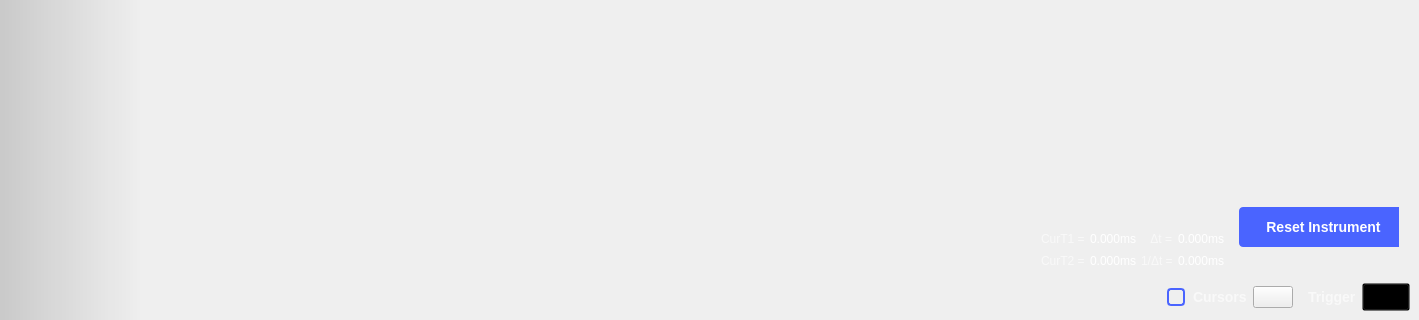
analogdevicesinc/scopy, file ui/logic_analyzer.ui: the form before one commit; both pictures show x 0 to 1419 and y 458 to 778 of the 1419 by 778 pixel window.
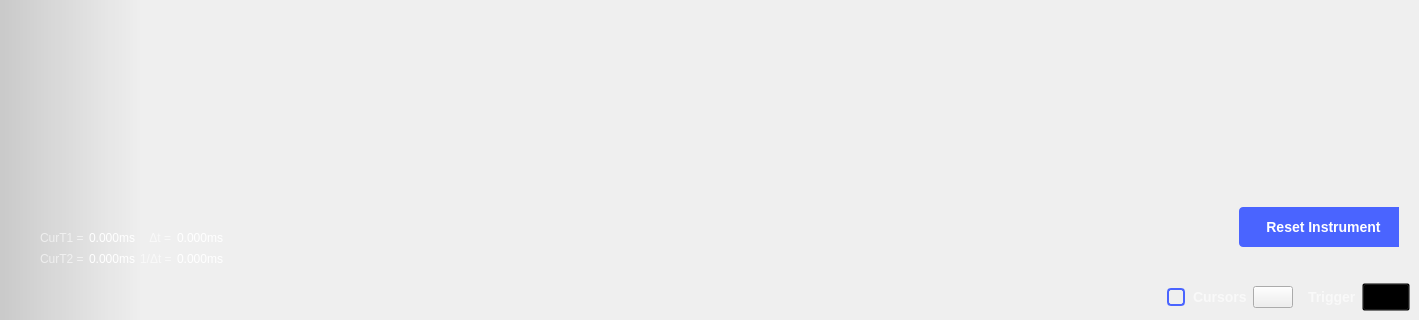
The form after the commit. Icons and pictures are not drawn. Custom widgets are drawn as their Qt base class.

Commit message: Logic Analyzer: Rearrange the plot labels to make them fit under the plot.

The edit to the form file:
```diff
--- a/ui/logic_analyzer.ui
+++ b/ui/logic_analyzer.ui
@@ -1045,36 +1045,17 @@
             </layout>
            </item>
            <item>
-            <widget class="QWidget" name="areaTimeTrigger" native="true">
-             <property name="minimumSize">
-              <size>
-               <width>0</width>
-               <height>30</height>
-              </size>
-             </property>
-             <layout class="QGridLayout" name="areaTimeTriggerLayout">
-              <property name="leftMargin">
-               <number>0</number>
-              </property>
-              <property name="topMargin">
-               <number>0</number>
-              </property>
-              <property name="rightMargin">
-               <number>0</number>
-              </property>
-              <property name="bottomMargin">
-               <number>0</number>
-              </property>
+            <layout class="QHBoxLayout" name="cursorsAndTriggerLayout">
               <property name="spacing">
                <number>0</number>
               </property>
-             </layout>
-            </widget>
-           </item>
+             <property name="topMargin">
+              <number>0</number>
+             </property>
            <item>
             <widget class="QWidget" name="cursorsStatusWidget" native="true">
              <property name="sizePolicy">
-              <sizepolicy hsizetype="Preferred" vsizetype="Preferred">
+                <sizepolicy hsizetype="Fixed" vsizetype="Preferred">
                <horstretch>0</horstretch>
                <verstretch>0</verstretch>
               </sizepolicy>
@@ -1085,10 +1066,14 @@
                <height>50</height>
               </size>
              </property>
+               <property name="maximumSize">
+                <size>
+                 <width>230</width>
+                 <height>16777215</height>
+                </size>
+               </property>
              <property name="styleSheet">
-              <string notr="true">QWidget {
-color: white;
-}</string>
+                <string notr="true">color:white</string>
              </property>
              <layout class="QGridLayout" name="gridLayout_4">
               <property name="leftMargin">
@@ -1109,7 +1094,7 @@
               <property name="verticalSpacing">
                <number>0</number>
               </property>
-              <item row="0" column="6">
+                <item row="0" column="5">
                <widget class="QLabel" name="lblCursorDiff">
                 <property name="sizePolicy">
                  <sizepolicy hsizetype="Fixed" vsizetype="Fixed">
@@ -1125,7 +1110,23 @@
                 </property>
                </widget>
               </item>
-              <item row="0" column="1">
+                <item row="0" column="4">
+                 <widget class="QLabel" name="label_9">
+                  <property name="sizePolicy">
+                   <sizepolicy hsizetype="Fixed" vsizetype="Fixed">
+                    <horstretch>0</horstretch>
+                    <verstretch>0</verstretch>
+                   </sizepolicy>
+                  </property>
+                  <property name="styleSheet">
+                   <string notr="true">color: rgba(255, 255, 255, 153);</string>
+                  </property>
+                  <property name="text">
+                   <string>   Δt =</string>
+                  </property>
+                 </widget>
+                </item>
+                <item row="0" column="0">
                <widget class="QLabel" name="label_5">
                 <property name="sizePolicy">
                  <sizepolicy hsizetype="Fixed" vsizetype="Fixed">
@@ -1141,7 +1142,7 @@
                 </property>
                </widget>
               </item>
-              <item row="0" column="2">
+                <item row="0" column="1">
                <widget class="QLabel" name="lblCursor1">
                 <property name="sizePolicy">
                  <sizepolicy hsizetype="Fixed" vsizetype="Fixed">
@@ -1149,13 +1150,16 @@
                   <verstretch>0</verstretch>
                  </sizepolicy>
                 </property>
+                  <property name="styleSheet">
+                   <string notr="true"/>
+                  </property>
                 <property name="text">
                  <string>0.000ms</string>
                 </property>
                </widget>
               </item>
-              <item row="0" column="5">
-               <widget class="QLabel" name="label_9">
+                <item row="1" column="4">
+                 <widget class="QLabel" name="label_11">
                 <property name="sizePolicy">
                  <sizepolicy hsizetype="Fixed" vsizetype="Fixed">
                   <horstretch>0</horstretch>
@@ -1166,11 +1170,24 @@
                  <string notr="true">color: rgba(255, 255, 255, 153);</string>
                 </property>
                 <property name="text">
-                 <string>   Δt =</string>
+                   <string>1/Δt =</string>
                 </property>
                </widget>
               </item>
               <item row="1" column="1">
+                 <widget class="QLabel" name="lblCursor2">
+                  <property name="sizePolicy">
+                   <sizepolicy hsizetype="Fixed" vsizetype="Fixed">
+                    <horstretch>0</horstretch>
+                    <verstretch>0</verstretch>
+                   </sizepolicy>
+                  </property>
+                  <property name="text">
+                   <string>0.000ms</string>
+                  </property>
+                 </widget>
+                </item>
+                <item row="1" column="0">
                <widget class="QLabel" name="label_7">
                 <property name="sizePolicy">
                  <sizepolicy hsizetype="Fixed" vsizetype="Fixed">
@@ -1186,36 +1203,7 @@
                 </property>
                </widget>
               </item>
-              <item row="1" column="2">
-               <widget class="QLabel" name="lblCursor2">
-                <property name="sizePolicy">
-                 <sizepolicy hsizetype="Fixed" vsizetype="Fixed">
-                  <horstretch>0</horstretch>
-                  <verstretch>0</verstretch>
-                 </sizepolicy>
-                </property>
-                <property name="text">
-                 <string>0.000ms</string>
-                </property>
-               </widget>
-              </item>
               <item row="1" column="5">
-               <widget class="QLabel" name="label_11">
-                <property name="sizePolicy">
-                 <sizepolicy hsizetype="Fixed" vsizetype="Fixed">
-                  <horstretch>0</horstretch>
-                  <verstretch>0</verstretch>
-                 </sizepolicy>
-                </property>
-                <property name="styleSheet">
-                 <string notr="true">color: rgba(255, 255, 255, 153);</string>
-                </property>
-                <property name="text">
-                 <string>1/Δt =</string>
-                </property>
-               </widget>
-              </item>
-              <item row="1" column="6">
                <widget class="QLabel" name="lblCursorDelta">
                 <property name="sizePolicy">
                  <sizepolicy hsizetype="Fixed" vsizetype="Fixed">
@@ -1231,30 +1219,17 @@
                 </property>
                </widget>
               </item>
-              <item row="0" column="0">
-               <spacer name="horizontalSpacer_18">
-                <property name="orientation">
-                 <enum>Qt::Horizontal</enum>
-                </property>
-                <property name="sizeHint" stdset="0">
-                 <size>
-                  <width>339</width>
-                  <height>20</height>
-                 </size>
-                </property>
-               </spacer>
-              </item>
-              <item row="0" column="9" rowspan="2">
+                <item row="0" column="8" rowspan="2">
                <spacer name="horizontalSpacer_19">
                 <property name="orientation">
                  <enum>Qt::Horizontal</enum>
                 </property>
                 <property name="sizeType">
-                 <enum>QSizePolicy::Fixed</enum>
+                   <enum>QSizePolicy::MinimumExpanding</enum>
                 </property>
                 <property name="sizeHint" stdset="0">
                  <size>
-                  <width>5</width>
+                    <width>0</width>
                   <height>20</height>
                  </size>
                 </property>
@@ -1262,6 +1237,35 @@
               </item>
              </layout>
             </widget>
+             </item>
+             <item>
+              <widget class="QWidget" name="areaTimeTrigger" native="true">
+               <property name="minimumSize">
+                <size>
+                 <width>0</width>
+                 <height>30</height>
+                </size>
+               </property>
+               <layout class="QGridLayout" name="areaTimeTriggerLayout">
+                <property name="leftMargin">
+                 <number>0</number>
+                </property>
+                <property name="topMargin">
+                 <number>0</number>
+                </property>
+                <property name="rightMargin">
+                 <number>0</number>
+                </property>
+                <property name="bottomMargin">
+                 <number>0</number>
+                </property>
+                <property name="spacing">
+                 <number>0</number>
+                </property>
+               </layout>
+              </widget>
+             </item>
+            </layout>
            </item>
           </layout>
          </item>
```
Lines whose indentation alone changed are shown as unchanged. The commit also changes 6 other files.
